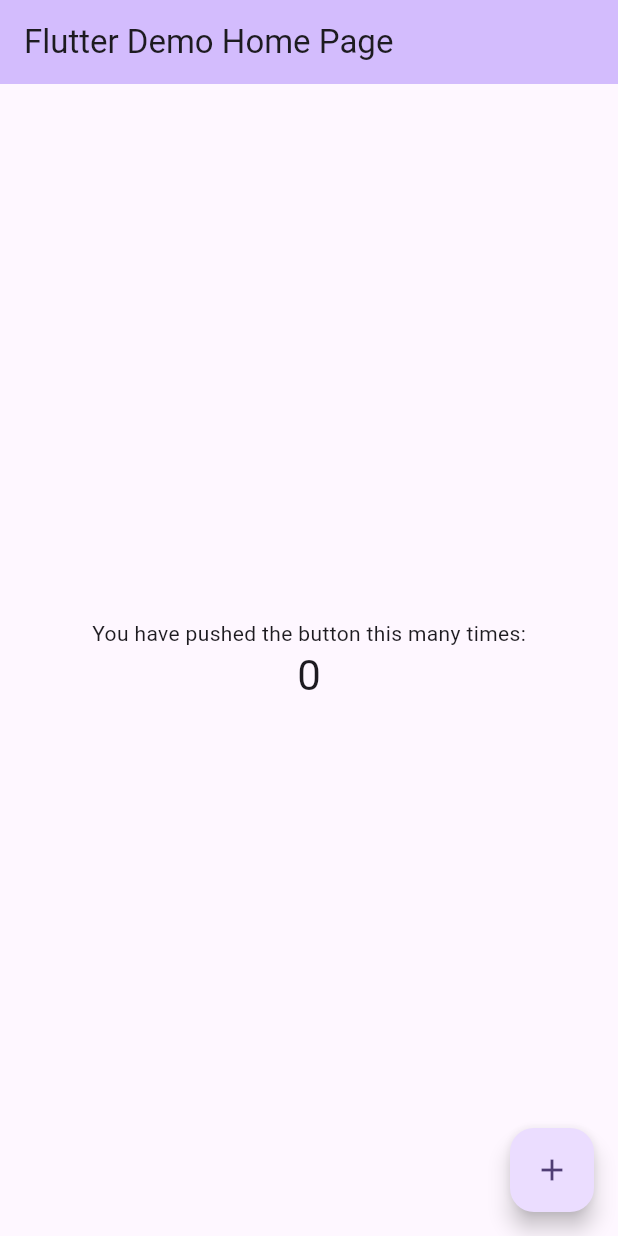
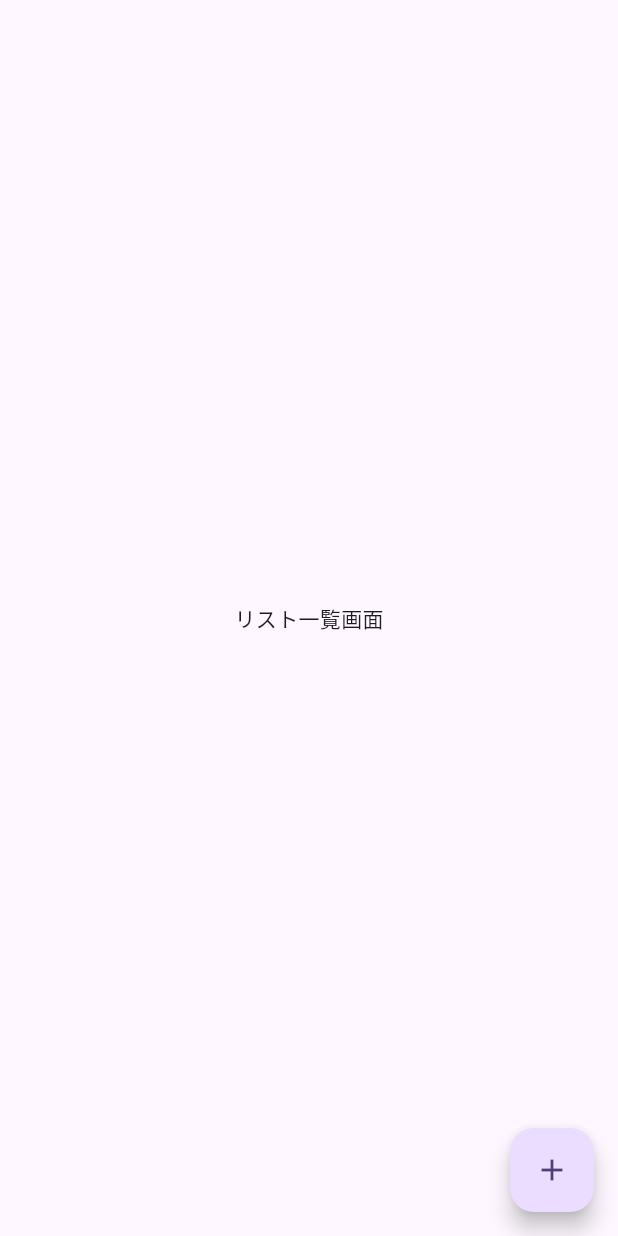
Before and after one commit to uetomo186/flutter_todo_river1, a Flutter app: the screen it shows after launch, on a phone screen of 412 x 824 dp. Run offline on Flutter 3.47's test engine with Material 3 defaults, Android fonts, the phone set to English and light mode, and no system bars.

Commit message:
ページを追加

```diff
--- a/lib/main.dart
+++ b/lib/main.dart
@@ -1,11 +1,11 @@
 import 'package:flutter/material.dart';
 
 void main() {
-  runApp(const MyApp());
+  runApp(const MyTodoApp());
 }
 
-class MyApp extends StatelessWidget {
-  const MyApp({super.key});
+class MyTodoApp extends StatelessWidget {
+  const MyTodoApp({super.key});
 
   @override
   Widget build(BuildContext context) {
@@ -15,55 +15,49 @@ class MyApp extends StatelessWidget {
         colorScheme: ColorScheme.fromSeed(seedColor: Colors.deepPurple),
         useMaterial3: true,
       ),
-      home: const MyHomePage(title: 'Flutter Demo Home Page'),
+      home: TodoListPage(),
     );
   }
 }
 
-class MyHomePage extends StatefulWidget {
-  const MyHomePage({super.key, required this.title});
-
-  final String title;
-
-  @override
-  State<MyHomePage> createState() => _MyHomePageState();
-}
-
-class _MyHomePageState extends State<MyHomePage> {
-  int _counter = 0;
-
-  void _incrementCounter() {
-    setState(() {
-      _counter++;
-    });
-  }
-
+// リスト一覧画面用Widget
+class TodoListPage extends StatelessWidget {
   @override
   Widget build(BuildContext context) {
     return Scaffold(
-      appBar: AppBar(
-        backgroundColor: Theme.of(context).colorScheme.inversePrimary,
-        title: Text(widget.title),
-      ),
-      body: Center(
-        child: Column(
-          mainAxisAlignment: MainAxisAlignment.center,
-          children: <Widget>[
-            const Text(
-              'You have pushed the button this many times:',
-            ),
-            Text(
-              '$_counter',
-              style: Theme.of(context).textTheme.headlineMedium,
-            ),
-          ],
-        ),
+      body: const Center(
+        child: Text('リスト一覧画面'),
       ),
       floatingActionButton: FloatingActionButton(
-        onPressed: _incrementCounter,
-        tooltip: 'Increment',
+        onPressed: () {
+          // "リスト追加"のFloatingActionButtonをタップした時の処理
+          // リスト追加画面に遷移します
+          Navigator.of(context).push(
+            MaterialPageRoute(builder: (context) {
+              return TodoAddPage();
+            }),
+          );
+        },
         child: const Icon(Icons.add),
       ),
     );
   }
 }
+
+class TodoAddPage extends StatelessWidget {
+  @override
+  Widget build(BuildContext context) {
+    return Scaffold(
+      body: Center(
+        child: TextButton(
+          // ボタンをクリックした時の処理
+          onPressed: () {
+            // "pop"で前の画面に戻る
+            Navigator.of(context).pop();
+          },
+          child: Text('リスト追加画面（クリックで戻る）'),
+        ),
+      ),
+    );
+  }
+}
```
